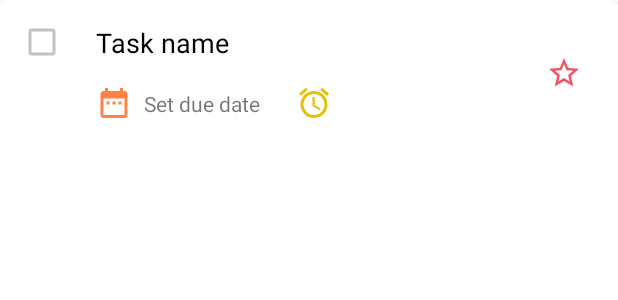
After one commit to gifhary/simple_todolist_app, an Android app: the layout card_view_adapter_layout.xml on its own in the app's theme, with its tools: preview values and no code run, on a phone screen of 412 x 824 dp. The commit adds this screen. Shown: the top 300 px of the screen. Run offline under Robolectric (Android 15) with nearby library versions, the phone set to English and light mode, and no system bars.

Commit message:
card view layout adapter done

```diff
--- /dev/null
+++ b/app/src/main/res/drawable/ic_box.xml
@@ -0,0 +1,5 @@
+<vector android:height="24dp" android:tint="#C2C2C2"
+    android:viewportHeight="24.0" android:viewportWidth="24.0"
+    android:width="24dp" xmlns:android="http://schemas.android.com/apk/res/android">
+    <path android:fillColor="#FF000000" android:pathData="M19,5v14H5V5h14m0,-2H5c-1.1,0 -2,0.9 -2,2v14c0,1.1 0.9,2 2,2h14c1.1,0 2,-0.9 2,-2V5c0,-1.1 -0.9,-2 -2,-2z"/>
+</vector>
--- /dev/null
+++ b/app/src/main/res/drawable/ic_check.xml
@@ -0,0 +1,5 @@
+<vector android:height="24dp" android:tint="#21FF84"
+    android:viewportHeight="24.0" android:viewportWidth="24.0"
+    android:width="24dp" xmlns:android="http://schemas.android.com/apk/res/android">
+    <path android:fillColor="#FF000000" android:pathData="M19,3L5,3c-1.11,0 -2,0.9 -2,2v14c0,1.1 0.89,2 2,2h14c1.11,0 2,-0.9 2,-2L21,5c0,-1.1 -0.89,-2 -2,-2zM10,17l-5,-5 1.41,-1.41L10,14.17l7.59,-7.59L19,8l-9,9z"/>
+</vector>
--- a/app/src/main/res/layout/activity_home.xml
+++ b/app/src/main/res/layout/activity_home.xml
@@ -20,9 +20,8 @@
             android:id="@+id/cardView"
             android:layout_width="80dp"
             android:layout_height="80dp"
-            android:layout_gravity="center"
             android:layout_marginStart="32dp"
-            android:layout_marginTop="8dp"
+            android:layout_marginTop="10dp"
             app:cardCornerRadius="40dp"
             app:layout_constraintStart_toStartOf="parent"
             app:layout_constraintTop_toTopOf="parent">
--- a/app/src/main/res/layout/activity_to_do.xml
+++ b/app/src/main/res/layout/activity_to_do.xml
@@ -32,6 +32,7 @@
         app:layout_constraintTop_toBottomOf="@+id/textView3" />
 
     <androidx.recyclerview.widget.RecyclerView
+        android:id="@+id/taskList"
         android:layout_width="match_parent"
         android:layout_height="0dp"
         app:layout_constraintBottom_toBottomOf="parent"
--- /dev/null
+++ b/app/src/main/res/layout/card_view_adapter_layout.xml
@@ -0,0 +1,84 @@
+<?xml version="1.0" encoding="utf-8"?>
+<androidx.cardview.widget.CardView xmlns:android="http://schemas.android.com/apk/res/android"
+    xmlns:tools="http://schemas.android.com/tools"
+    android:layout_width="match_parent"
+    android:layout_height="match_parent"
+    xmlns:app="http://schemas.android.com/apk/res-auto"
+    app:cardCornerRadius="5dp">
+
+    <androidx.constraintlayout.widget.ConstraintLayout
+        android:layout_width="match_parent"
+        android:layout_height="wrap_content">
+
+        <ImageView
+            android:contentDescription="@string/check_box"
+            android:id="@+id/cardCheckBox"
+            android:layout_width="wrap_content"
+            android:layout_height="wrap_content"
+            android:layout_marginStart="16dp"
+            android:layout_marginTop="16dp"
+            app:layout_constraintStart_toStartOf="parent"
+            app:layout_constraintTop_toTopOf="parent"
+            app:srcCompat="@drawable/ic_box" />
+
+        <TextView
+            android:id="@+id/cardTaskName"
+            android:layout_width="wrap_content"
+            android:layout_height="wrap_content"
+            android:layout_marginStart="24dp"
+            android:layout_marginEnd="24dp"
+            android:text="@string/task_name"
+            android:textColor="@color/black"
+            android:textSize="18sp"
+            app:layout_constraintBottom_toBottomOf="@+id/cardCheckBox"
+            app:layout_constraintEnd_toStartOf="@+id/cardImportant"
+            app:layout_constraintHorizontal_bias="0.0"
+            app:layout_constraintStart_toEndOf="@+id/cardCheckBox"
+            app:layout_constraintTop_toTopOf="@+id/cardCheckBox" />
+
+        <ImageView
+            android:contentDescription="@string/important"
+            android:id="@+id/cardImportant"
+            android:layout_width="wrap_content"
+            android:layout_height="wrap_content"
+            android:layout_marginEnd="24dp"
+            app:layout_constraintBottom_toBottomOf="@+id/cardReminderIcon"
+            app:layout_constraintEnd_toEndOf="parent"
+            app:layout_constraintTop_toTopOf="@+id/cardTaskName"
+            app:srcCompat="@drawable/important" />
+
+        <ImageView
+            android:contentDescription="@string/set_due_date"
+            android:id="@+id/cardDateIcon"
+            android:layout_width="wrap_content"
+            android:layout_height="wrap_content"
+            android:layout_marginTop="16dp"
+            android:layout_marginBottom="16dp"
+            app:layout_constraintBottom_toBottomOf="parent"
+            app:layout_constraintStart_toStartOf="@+id/cardTaskName"
+            app:layout_constraintTop_toBottomOf="@+id/cardTaskName"
+            app:srcCompat="@drawable/ic_date" />
+
+        <TextView
+            android:id="@+id/cardDate"
+            android:layout_width="wrap_content"
+            android:layout_height="wrap_content"
+            android:layout_marginStart="8dp"
+            android:text="@string/set_due_date"
+            app:layout_constraintBottom_toBottomOf="@+id/cardDateIcon"
+            app:layout_constraintStart_toEndOf="@+id/cardDateIcon"
+            app:layout_constraintTop_toTopOf="@+id/cardDateIcon" />
+
+        <ImageView
+            android:contentDescription="@string/set_reminder"
+            android:id="@+id/cardReminderIcon"
+            android:layout_width="wrap_content"
+            android:layout_height="wrap_content"
+            android:layout_marginStart="24dp"
+            app:layout_constraintBottom_toBottomOf="@+id/cardDate"
+            app:layout_constraintStart_toEndOf="@+id/cardDate"
+            app:layout_constraintTop_toTopOf="@+id/cardDate"
+            app:srcCompat="@drawable/ic_reminder" />
+
+    </androidx.constraintlayout.widget.ConstraintLayout>
+</androidx.cardview.widget.CardView>
--- a/app/src/main/res/values/strings.xml
+++ b/app/src/main/res/values/strings.xml
@@ -7,7 +7,6 @@
     <string name="your_name">Your Name</string>
     <string name="first_step">First Step</string>
     <string name="user_avatar">User Avatar</string>
-    <string name="search">Search</string>
     <string name="menu_name">Menu name</string>
     <string name="menu_icon">Menu icon</string>
     <string name="zero">0</string>
@@ -20,4 +19,5 @@
     <string name="task_name">Task name</string>
     <string name="set_due_date">Set due date</string>
     <string name="set_reminder">Set reminder</string>
+    <string name="check_box">Check box</string>
 </resources>
```
